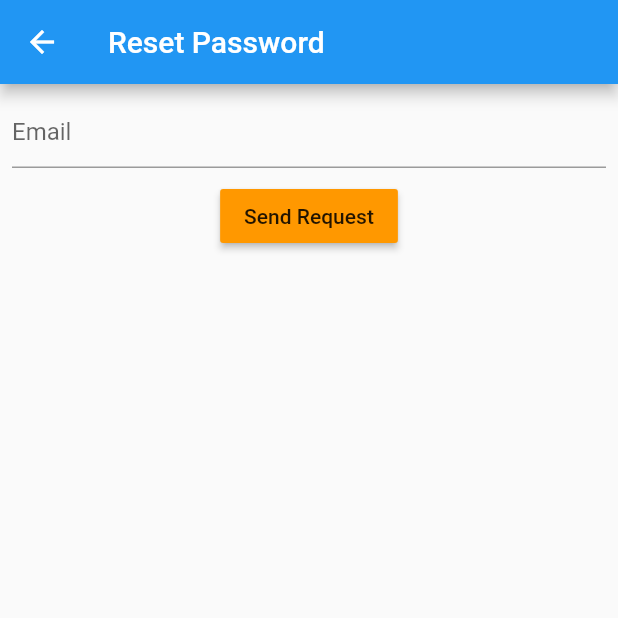
After one commit to nhandrew/firebase_authentication_email, a Flutter app: the screen it shows after launch, after a tap on "Forgot Password?", on a phone screen of 412 x 824 dp, the top half of it. The commit adds this screen. Run offline on Flutter 3.47's test engine with Material 2 defaults, Android fonts, the phone set to English and light mode, and no system bars; our stand-ins replace firebase_auth, firebase_core; accounts and stored records are empty.

Commit message:
reset password

```diff
--- a/lib/src/screens/login.dart
+++ b/lib/src/screens/login.dart
@@ -1,6 +1,7 @@
 import 'package:flutter/material.dart';
 import 'package:firebase_auth/firebase_auth.dart';
 import 'package:login_app/src/screens/home.dart';
+import 'package:login_app/src/screens/reset.dart';
 import 'package:login_app/src/screens/verify.dart';
 
 class LoginScreen extends StatefulWidget {
@@ -15,17 +16,17 @@ class _LoginScreenState extends State<LoginScreen> {
   @override
   Widget build(BuildContext context) {
     return Scaffold(
-      appBar: AppBar(title: Text('Login'),),
+      appBar: AppBar(
+        title: Text('Login'),
+      ),
       body: Column(
         children: [
           Padding(
             padding: const EdgeInsets.all(8.0),
             child: TextField(
               keyboardType: TextInputType.emailAddress,
-              decoration: InputDecoration(
-                hintText: 'Email'
-              ),
-               onChanged: (value) {
+              decoration: InputDecoration(hintText: 'Email'),
+              onChanged: (value) {
                 setState(() {
                   _email = value.trim();
                 });
@@ -43,32 +44,47 @@ class _LoginScreenState extends State<LoginScreen> {
                 });
               },
             ),
-
           ),
-          Row(
-            mainAxisAlignment: MainAxisAlignment.spaceAround,
-            children:[
+          Row(mainAxisAlignment: MainAxisAlignment.spaceAround, children: [
             RaisedButton(
-              color: Theme.of(context).accentColor,
-              child: Text('Signin'),
-              onPressed: (){
-                  auth.signInWithEmailAndPassword(email: _email, password: _password).then((_){
-                    Navigator.of(context).pushReplacement(MaterialPageRoute(builder: (context) => HomeScreen()));
+                color: Theme.of(context).accentColor,
+                child: Text('Signin'),
+                onPressed: () {
+                  auth
+                      .signInWithEmailAndPassword(
+                          email: _email, password: _password)
+                      .then((_) {
+                    Navigator.of(context).pushReplacement(
+                        MaterialPageRoute(builder: (context) => HomeScreen()));
                   });
-
-            }),
+                }),
             RaisedButton(
               color: Theme.of(context).accentColor,
               child: Text('Signup'),
-              onPressed: (){
-                auth.createUserWithEmailAndPassword(email: _email, password: _password).then((_){
-                  Navigator.of(context).pushReplacement(MaterialPageRoute(builder: (context) => VerifyScreen()));
+              onPressed: () {
+                auth
+                    .createUserWithEmailAndPassword(
+                        email: _email, password: _password)
+                    .then((_) {
+                  Navigator.of(context).pushReplacement(
+                      MaterialPageRoute(builder: (context) => VerifyScreen()));
                 });
-
               },
             )
-          ])
-        ],),
+          ]),
+          Row(
+            mainAxisAlignment: MainAxisAlignment.center,
+            children: [
+              TextButton(
+                child: Text('Forgot Password?'),
+                onPressed: () => Navigator.of(context).push(
+                  MaterialPageRoute(builder: (context) => ResetScreen()),
+                ),
+              )
+            ],
+          )
+        ],
+      ),
     );
   }
 }
--- /dev/null
+++ b/lib/src/screens/reset.dart
@@ -0,0 +1,52 @@
+import 'package:flutter/material.dart';
+import 'package:firebase_auth/firebase_auth.dart';
+
+
+class ResetScreen extends StatefulWidget {
+  @override
+  _ResetScreenState createState() => _ResetScreenState();
+}
+
+class _ResetScreenState extends State<ResetScreen> {
+  String _email;
+  final auth = FirebaseAuth.instance;
+
+  @override
+  Widget build(BuildContext context) {
+    return Scaffold(
+      appBar: AppBar(title: Text('Reset Password'),),
+      body: Column(
+        children: [
+          Padding(
+            padding: const EdgeInsets.all(8.0),
+            child: TextField(
+              keyboardType: TextInputType.emailAddress,
+              decoration: InputDecoration(
+                hintText: 'Email'
+              ),
+               onChanged: (value) {
+                setState(() {
+                  _email = value.trim();
+                });
+              },
+            ),
+          ),
+          Row(
+            mainAxisAlignment: MainAxisAlignment.spaceAround,
+            children: [
+              RaisedButton(
+                child: Text('Send Request'),
+                onPressed: () {
+                  auth.sendPasswordResetEmail(email: _email);
+                  Navigator.of(context).pop();
+                },
+                color: Theme.of(context).accentColor,
+              ),
+
+            ],
+          ),
+
+        ],),
+    );
+  }
+}
```
